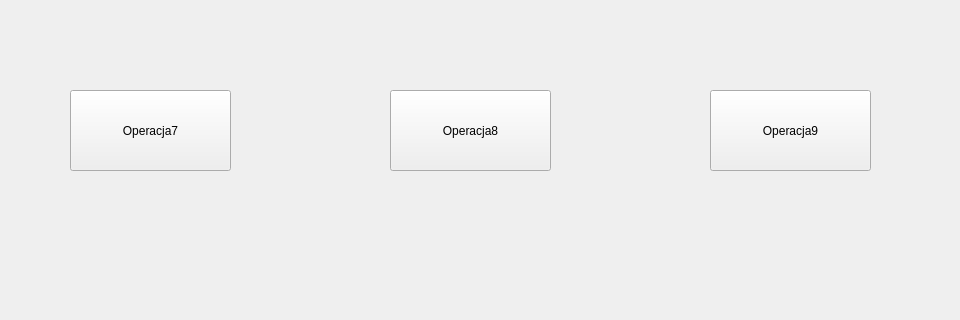
Qt form UI/Menu.ui (lukaszbladziak5/ICalcThis) before a commit; both pictures show x 120 to 1080 and y 480 to 800 of the 1200 by 800 pixel window.
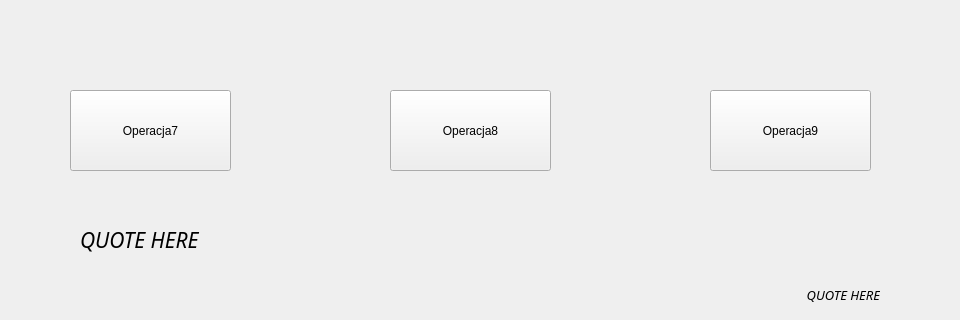
The same form after that commit.

Commit message: Motywujące cytaty prowadzących dodane

The edit to the form file:
```diff
--- a/UI/Menu.ui
+++ b/UI/Menu.ui
@@ -181,6 +181,52 @@
      <string>Operacja9</string>
     </property>
    </widget>
+   <widget class="QLabel" name="menuQuote">
+    <property name="geometry">
+     <rect>
+      <x>200</x>
+      <y>670</y>
+      <width>800</width>
+      <height>100</height>
+     </rect>
+    </property>
+    <property name="font">
+     <font>
+      <family>Candara</family>
+      <pointsize>14</pointsize>
+      <italic>true</italic>
+     </font>
+    </property>
+    <property name="wordWrap">
+           <bool>true</bool>
+          </property>
+    <property name="text">
+     <string>&lt;html&gt;&lt;head/&gt;&lt;body&gt;&lt;p align=&quot;left&quot;&gt;&lt;span style=&quot; font-size:16pt; font-weight:300; font-style: italic;&quot;&gt;QUOTE HERE&lt;/span&gt;&lt;/p&gt;&lt;/body&gt;&lt;/html&gt;</string>
+    </property>
+   </widget>
+   <widget class="QLabel" name="menuQuoteAuthor">
+    <property name="geometry">
+     <rect>
+      <x>600</x>
+      <y>750</y>
+      <width>400</width>
+      <height>50</height>
+     </rect>
+    </property>
+    <property name="font">
+     <font>
+      <family>Candara</family>
+      <pointsize>14</pointsize>
+      <italic>true</italic>
+     </font>
+    </property>
+    <property name="wordWrap">
+           <bool>true</bool>
+          </property>
+    <property name="text">
+     <string>&lt;html&gt;&lt;head/&gt;&lt;body&gt;&lt;p align=&quot;right&quot;&gt;&lt;span style=&quot; font-size:10pt; font-weight:200;&quot;&gt;QUOTE HERE&lt;/span&gt;&lt;/p&gt;&lt;/body&gt;&lt;/html&gt;</string>
+    </property>
+   </widget>
   </widget>
  </widget>
  <resources/>
```
The commit also changes 2 other files.
